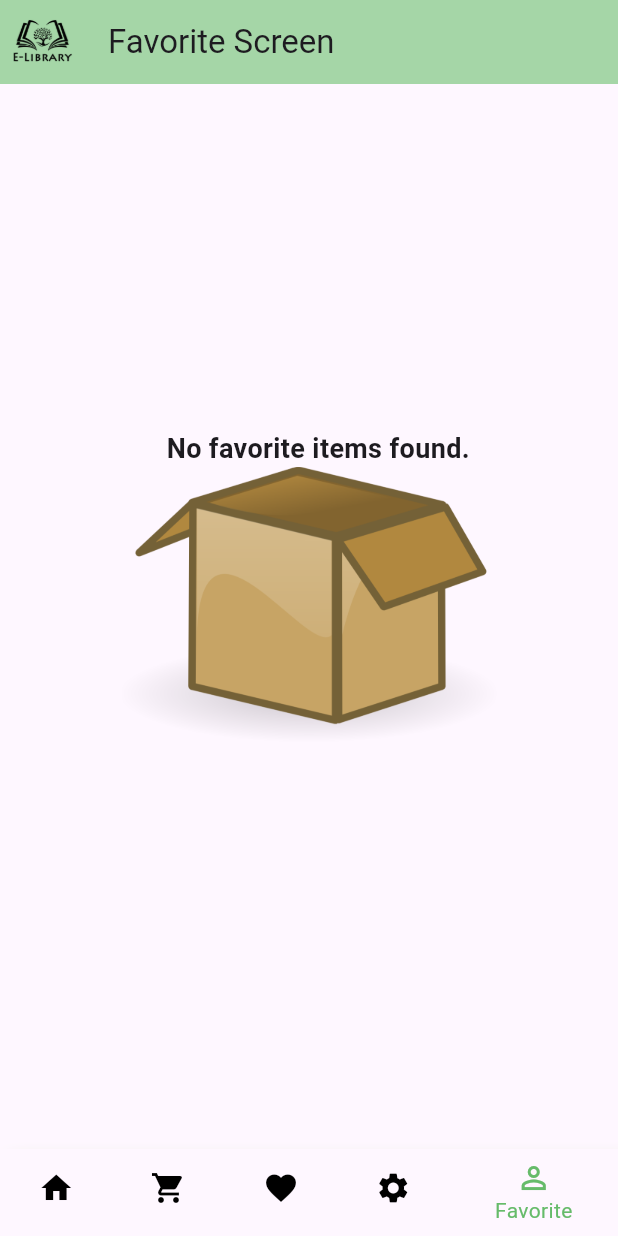
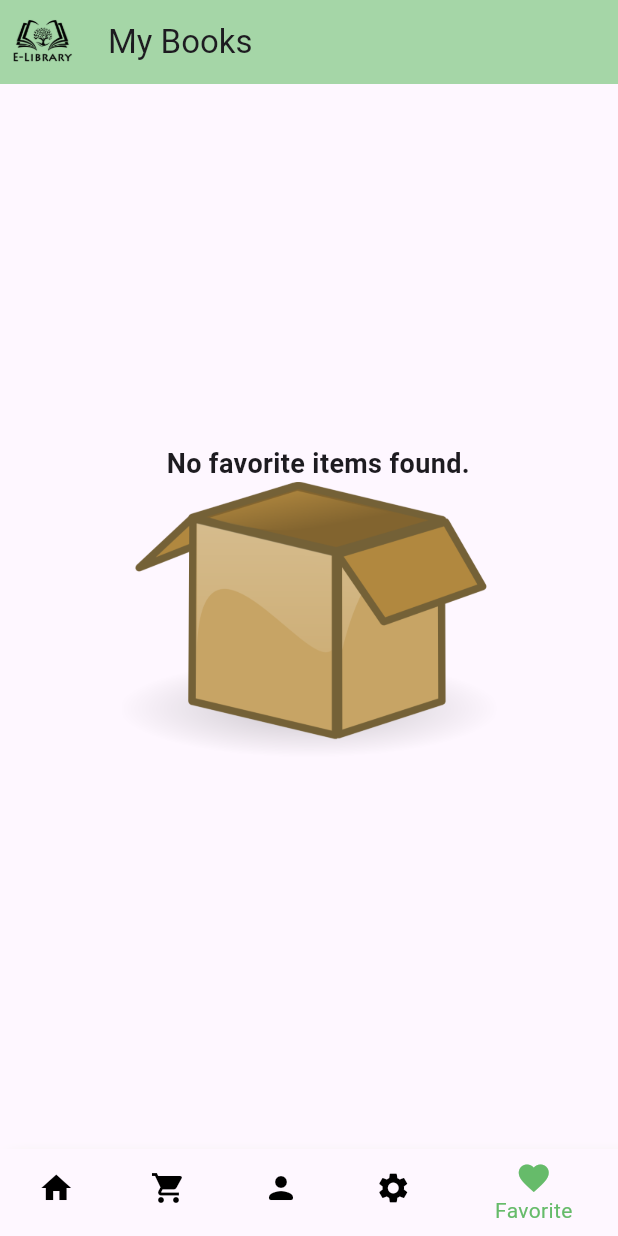
Before and after one commit to wayha1/mobile_pp, a Flutter app: the MyButtomNavBar screen opened directly, item 5 of the bottom bar chosen, on a phone screen of 412 x 824 dp. Run offline on Flutter 3.47's test engine with Material 3 defaults, Android fonts, the light colour scheme and no system bars; our stand-ins replace animated_splash_screen, carousel_slider, fluttertoast, lottie, shared_preferences; missing offline and left inert: flutter_pdfview; accounts and stored records are empty; network calls fail.

Commit message:
update responsive ui

```diff
--- a/lib/component/my_button_Bar.dart
+++ b/lib/component/my_button_Bar.dart
@@ -63,11 +63,11 @@
               BottomNavigationBarItem(
                   icon: Icon(Icons.shopping_cart), label: "Cart"),
               BottomNavigationBarItem(
-                  icon: Icon(Icons.favorite), label: "Author"),
+                  icon: Icon(Icons.person_rounded), label: "Author"),
               BottomNavigationBarItem(
                   icon: Icon(Icons.settings), label: "Setting"),
               BottomNavigationBarItem(
-                  icon: Icon(Icons.person_outline), label: "Favorite"),
+                  icon: Icon(Icons.favorite), label: "Favorite"),
             ],
           ),
         ),
--- a/lib/pages/Cart_Screen/Carts.dart
+++ b/lib/pages/Cart_Screen/Carts.dart
@@ -220,6 +220,7 @@
       bottomNavigationBar: cartItems.isEmpty
           ? Center(
         child: Container(
+          margin: EdgeInsets.only(top: 100),
           child: Stack(
             children: [
               // Image
--- a/lib/pages/ContactUs_screen/Contactus.dart
+++ b/lib/pages/ContactUs_screen/Contactus.dart
@@ -85,6 +85,7 @@
       ),
       body: Padding(
         padding: const EdgeInsets.all(1.0),
+        child: SingleChildScrollView(
           child: Column(
             children: [
               Padding(
@@ -222,6 +223,7 @@
             ],
           ),
         ),
+      ),
     );
   }
 }
--- a/lib/pages/Favorite_screen/MyFavorite.dart
+++ b/lib/pages/Favorite_screen/MyFavorite.dart
@@ -66,12 +66,12 @@
             color: Colors.black,
           ),
         ),
-        title: Text('Favorite Screen'),
+        title: Text('My Books'),
       ),
       body: responseData.isEmpty
           ? Center(
         child: Container(
-          margin: EdgeInsets.all(20),
+          margin: EdgeInsets.only(top: 50, bottom: 30),
           child: Stack(
             children: [
               // Image
@@ -82,7 +82,7 @@
               ),
               SizedBox(height: 20,),
               Container(
-                margin: EdgeInsets.only(bottom: 20, left: 30),
+                margin: EdgeInsets.only(left: 30),
                 child: Text(
                   'No favorite items found.',
                   style: TextStyle(
```
Also changed, not shown: lib/pages/HomeScreen/Search_Screen.dart (+23 -17 lines). Lines whose indentation alone changed are shown as unchanged.
